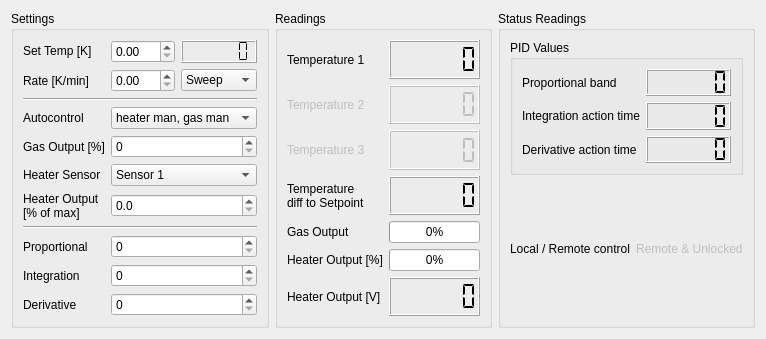
This is Oxford/ITC_control.ui in Cryostat-GUI/Cryostat-GUI as Qt 5 draws it before an edit. The edited form follows.
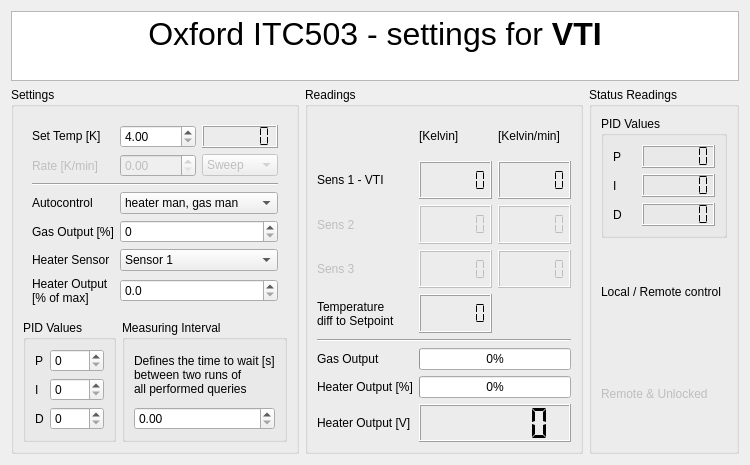
This is the edited form.

```diff
--- a/Oxford/ITC_control.ui
+++ b/Oxford/ITC_control.ui
@@ -6,8 +6,8 @@
    <rect>
     <x>0</x>
     <y>0</y>
-    <width>709</width>
-    <height>303</height>
+    <width>683</width>
+    <height>422</height>
    </rect>
   </property>
   <property name="sizePolicy">
@@ -19,274 +19,20 @@
   <property name="windowTitle">
    <string>ITC Control</string>
   </property>
-  <layout class="QHBoxLayout" name="horizontalLayout">
-   <item>
-    <widget class="QGroupBox" name="groupSettings">
-     <property name="title">
-      <string>Settings</string>
-     </property>
-     <layout class="QGridLayout" name="gridLayout">
-      <item row="1" column="2">
-       <widget class="QComboBox" name="comboBox">
-        <item>
-         <property name="text">
-          <string>Sweep</string>
-         </property>
-        </item>
-        <item>
-         <property name="text">
-          <string>Setpoint</string>
-         </property>
-        </item>
-       </widget>
-      </item>
-      <item row="1" column="0">
-       <widget class="QLabel" name="label_18">
-        <property name="text">
-         <string>Rate [K/min]</string>
-        </property>
-       </widget>
-      </item>
-      <item row="1" column="1">
-       <widget class="QDoubleSpinBox" name="doubleSpinBox"/>
-      </item>
-      <item row="2" column="0" colspan="3">
-       <widget class="Line" name="line_2">
-        <property name="orientation">
-         <enum>Qt::Horizontal</enum>
-        </property>
-       </widget>
-      </item>
-      <item row="0" column="2">
-       <widget class="QLCDNumber" name="lcdTemp_set">
-        <property name="sizePolicy">
-         <sizepolicy hsizetype="Minimum" vsizetype="Maximum">
-          <horstretch>0</horstretch>
-          <verstretch>0</verstretch>
-         </sizepolicy>
-        </property>
-        <property name="digitCount">
-         <number>6</number>
-        </property>
-        <property name="segmentStyle">
-         <enum>QLCDNumber::Flat</enum>
-        </property>
-       </widget>
-      </item>
-      <item row="0" column="1">
-       <widget class="QDoubleSpinBox" name="spinsetTemp">
-        <property name="decimals">
-         <number>2</number>
-        </property>
-        <property name="maximum">
-         <double>400.000000000000000</double>
-        </property>
-        <property name="value">
-         <double>0.000000000000000</double>
-        </property>
-       </widget>
-      </item>
-      <item row="0" column="0">
-       <widget class="QLabel" name="label">
-        <property name="sizePolicy">
-         <sizepolicy hsizetype="Preferred" vsizetype="Fixed">
-          <horstretch>0</horstretch>
-          <verstretch>0</verstretch>
-         </sizepolicy>
-        </property>
-        <property name="text">
-         <string>Set Temp [K]</string>
-        </property>
-       </widget>
-      </item>
-      <item row="4" column="0">
-       <widget class="QLabel" name="label_17">
-        <property name="text">
-         <string>Gas Output [%]</string>
-        </property>
-       </widget>
-      </item>
-      <item row="11" column="0">
-       <widget class="QLabel" name="label_4">
-        <property name="text">
-         <string>Derivative</string>
-        </property>
-       </widget>
-      </item>
-      <item row="5" column="0">
-       <widget class="QLabel" name="label_6">
-        <property name="text">
-         <string>Heater Sensor</string>
-        </property>
-       </widget>
-      </item>
-      <item row="10" column="0">
-       <widget class="QLabel" name="label_3">
-        <property name="text">
-         <string>Integration</string>
-        </property>
-       </widget>
-      </item>
-      <item row="5" column="1" colspan="2">
-       <widget class="QComboBox" name="combosetHeatersens">
-        <item>
-         <property name="text">
-          <string>Sensor 1</string>
-         </property>
-        </item>
-        <item>
-         <property name="text">
-          <string>Sensor 2</string>
-         </property>
-        </item>
-        <item>
-         <property name="text">
-          <string>Sensor 3</string>
-         </property>
-        </item>
-       </widget>
-      </item>
-      <item row="9" column="0">
-       <widget class="QLabel" name="label_2">
-        <property name="text">
-         <string>Proportional</string>
-        </property>
-       </widget>
-      </item>
-      <item row="10" column="1" colspan="2">
-       <widget class="QSpinBox" name="spinsetPIntegrationD"/>
-      </item>
-      <item row="11" column="1" colspan="2">
-       <widget class="QSpinBox" name="spinsetPIDerivative"/>
-      </item>
-      <item row="6" column="0">
-       <widget class="QLabel" name="label_5">
-        <property name="text">
-         <string>Heater Output 
-[% of max]</string>
-        </property>
-       </widget>
-      </item>
-      <item row="9" column="1" colspan="2">
-       <widget class="QSpinBox" name="spinsetProportionalID"/>
-      </item>
-      <item row="6" column="1" colspan="2">
-       <widget class="QDoubleSpinBox" name="spinsetHeaterPercent">
-        <property name="decimals">
-         <number>1</number>
-        </property>
-       </widget>
-      </item>
-      <item row="8" column="0" colspan="3">
-       <widget class="Line" name="line_3">
-        <property name="orientation">
-         <enum>Qt::Horizontal</enum>
-        </property>
-       </widget>
-      </item>
-      <item row="3" column="0">
-       <widget class="QLabel" name="label_7">
-        <property name="text">
-         <string>Autocontrol</string>
-        </property>
-       </widget>
-      </item>
-      <item row="3" column="1" colspan="2">
-       <widget class="QComboBox" name="combosetAutocontrol">
-        <item>
-         <property name="text">
-          <string>heater man, gas man</string>
-         </property>
-        </item>
-        <item>
-         <property name="text">
-          <string>heater auto, gas man</string>
-         </property>
-        </item>
-        <item>
-         <property name="text">
-          <string>heater man, gas auto</string>
-         </property>
-        </item>
-        <item>
-         <property name="text">
-          <string>heater auto, gas auto</string>
-         </property>
-        </item>
-       </widget>
-      </item>
-      <item row="4" column="1" colspan="2">
-       <widget class="QSpinBox" name="spinsetGasOutput">
-        <property name="maximum">
-         <number>100</number>
-        </property>
-       </widget>
-      </item>
-     </layout>
-    </widget>
-   </item>
-   <item>
+  <layout class="QGridLayout" name="gridLayout_5">
+   <item row="1" column="2">
     <widget class="QGroupBox" name="groupReadings">
      <property name="title">
       <string>Readings</string>
      </property>
-     <layout class="QGridLayout" name="gridReadings">
+     <layout class="QGridLayout" name="gridReadings" columnstretch="0,0,0">
       <property name="horizontalSpacing">
        <number>6</number>
       </property>
-      <item row="7" column="1">
-       <widget class="QLCDNumber" name="lcdHeaterVoltage">
-        <property name="digitCount">
-         <number>6</number>
-        </property>
-        <property name="segmentStyle">
-         <enum>QLCDNumber::Flat</enum>
-        </property>
-       </widget>
-      </item>
-      <item row="2" column="0">
-       <widget class="QLabel" name="label_9">
-        <property name="enabled">
-         <bool>false</bool>
-        </property>
+      <item row="1" column="0">
+       <widget class="QLabel" name="label_8">
         <property name="text">
-         <string>Temperature 2</string>
-        </property>
-       </widget>
-      </item>
-      <item row="4" column="1">
-       <widget class="QLCDNumber" name="lcdTemp_err">
-        <property name="digitCount">
-         <number>6</number>
-        </property>
-        <property name="segmentStyle">
-         <enum>QLCDNumber::Flat</enum>
-        </property>
-       </widget>
-      </item>
-      <item row="6" column="0">
-       <widget class="QLabel" name="label_12">
-        <property name="text">
-         <string>Heater Output [%]</string>
-        </property>
-       </widget>
-      </item>
-      <item row="2" column="1">
-       <widget class="QLCDNumber" name="lcdTemp_sens2">
-        <property name="enabled">
-         <bool>false</bool>
-        </property>
-        <property name="smallDecimalPoint">
-         <bool>false</bool>
-        </property>
-        <property name="digitCount">
-         <number>6</number>
-        </property>
-        <property name="segmentStyle">
-         <enum>QLCDNumber::Flat</enum>
-        </property>
-        <property name="value" stdset="0">
-         <double>0.000000000000000</double>
+         <string>Sens 1 - VTI</string>
         </property>
        </widget>
       </item>
@@ -299,28 +45,61 @@
        </widget>
       </item>
       <item row="7" column="0">
+       <widget class="QLabel" name="label_12">
+        <property name="text">
+         <string>Heater Output [%]</string>
+        </property>
+       </widget>
+      </item>
+      <item row="8" column="0">
        <widget class="QLabel" name="label_13">
         <property name="text">
          <string>Heater Output [V]</string>
         </property>
        </widget>
       </item>
-      <item row="6" column="1">
-       <widget class="QProgressBar" name="progressHeaterPercent">
-        <property name="value">
-         <number>0</number>
+      <item row="2" column="0">
+       <widget class="QLabel" name="label_9">
+        <property name="enabled">
+         <bool>false</bool>
         </property>
+        <property name="text">
+         <string>Sens 2</string>
+        </property>
        </widget>
       </item>
-      <item row="1" column="0">
-       <widget class="QLabel" name="label_8">
-        <property name="text">
-         <string>Temperature 1</string>
+      <item row="4" column="1">
+       <widget class="QLCDNumber" name="lcdTemp_err">
+        <property name="digitCount">
+         <number>6</number>
         </property>
+        <property name="segmentStyle">
+         <enum>QLCDNumber::Flat</enum>
+        </property>
        </widget>
       </item>
-      <item row="3" column="1">
-       <widget class="QLCDNumber" name="lcdTemp_sens3">
+      <item row="1" column="2">
+       <widget class="QLCDNumber" name="lcdTemp_sens1_Kpmin">
+        <property name="digitCount">
+         <number>6</number>
+        </property>
+        <property name="segmentStyle">
+         <enum>QLCDNumber::Flat</enum>
+        </property>
+       </widget>
+      </item>
+      <item row="8" column="1" colspan="2">
+       <widget class="QLCDNumber" name="lcdHeaterVoltage">
+        <property name="digitCount">
+         <number>6</number>
+        </property>
+        <property name="segmentStyle">
+         <enum>QLCDNumber::Flat</enum>
+        </property>
+       </widget>
+      </item>
+      <item row="3" column="2">
+       <widget class="QLCDNumber" name="lcdTemp_sens3_Kpmin">
         <property name="enabled">
          <bool>false</bool>
         </property>
@@ -332,7 +111,34 @@
         </property>
        </widget>
       </item>
-      <item row="5" column="1">
+      <item row="2" column="2">
+       <widget class="QLCDNumber" name="lcdTemp_sens2_Kpmin">
+        <property name="enabled">
+         <bool>false</bool>
+        </property>
+        <property name="digitCount">
+         <number>6</number>
+        </property>
+        <property name="segmentStyle">
+         <enum>QLCDNumber::Flat</enum>
+        </property>
+       </widget>
+      </item>
+      <item row="0" column="2">
+       <widget class="QLabel" name="label_20">
+        <property name="text">
+         <string>[Kelvin/min]</string>
+        </property>
+       </widget>
+      </item>
+      <item row="0" column="1">
+       <widget class="QLabel" name="label_21">
+        <property name="text">
+         <string>[Kelvin]</string>
+        </property>
+       </widget>
+      </item>
+      <item row="6" column="1" colspan="2">
        <widget class="QProgressBar" name="progressNeedleValve">
         <property name="enabled">
          <bool>true</bool>
@@ -342,7 +148,37 @@
         </property>
        </widget>
       </item>
-      <item row="5" column="0">
+      <item row="7" column="1" colspan="2">
+       <widget class="QProgressBar" name="progressHeaterPercent">
+        <property name="value">
+         <number>0</number>
+        </property>
+       </widget>
+      </item>
+      <item row="3" column="1">
+       <widget class="QLCDNumber" name="lcdTemp_sens3_K">
+        <property name="enabled">
+         <bool>false</bool>
+        </property>
+        <property name="digitCount">
+         <number>6</number>
+        </property>
+        <property name="segmentStyle">
+         <enum>QLCDNumber::Flat</enum>
+        </property>
+       </widget>
+      </item>
+      <item row="3" column="0">
+       <widget class="QLabel" name="label_10">
+        <property name="enabled">
+         <bool>false</bool>
+        </property>
+        <property name="text">
+         <string>Sens 3</string>
+        </property>
+       </widget>
+      </item>
+      <item row="6" column="0">
        <widget class="QLabel" name="label_NeedleValve">
         <property name="text">
          <string>Gas Output</string>
@@ -368,52 +204,321 @@
         </property>
        </widget>
       </item>
-      <item row="3" column="0">
-       <widget class="QLabel" name="label_10">
+      <item row="5" column="0" colspan="3">
+       <widget class="Line" name="line">
+        <property name="orientation">
+         <enum>Qt::Horizontal</enum>
+        </property>
+       </widget>
+      </item>
+      <item row="2" column="1">
+       <widget class="QLCDNumber" name="lcdTemp_sens2_K">
         <property name="enabled">
          <bool>false</bool>
         </property>
-        <property name="text">
-         <string>Temperature 3</string>
+        <property name="smallDecimalPoint">
+         <bool>false</bool>
         </property>
+        <property name="digitCount">
+         <number>6</number>
+        </property>
+        <property name="segmentStyle">
+         <enum>QLCDNumber::Flat</enum>
+        </property>
+        <property name="value" stdset="0">
+         <double>0.000000000000000</double>
+        </property>
        </widget>
       </item>
      </layout>
     </widget>
    </item>
-   <item>
+   <item row="1" column="1">
+    <widget class="QGroupBox" name="groupSettings">
+     <property name="title">
+      <string>Settings</string>
+     </property>
+     <layout class="QGridLayout" name="gridLayout_6">
+      <item row="7" column="0">
+       <widget class="QGroupBox" name="groupBox">
+        <property name="title">
+         <string>PID Values</string>
+        </property>
+        <layout class="QGridLayout" name="gridLayout_4">
+         <item row="0" column="0">
+          <widget class="QLabel" name="label_2">
+           <property name="text">
+            <string>P</string>
+           </property>
+          </widget>
+         </item>
+         <item row="0" column="1">
+          <widget class="QSpinBox" name="spinsetProportionalID">
+           <property name="maximum">
+            <number>1000</number>
+           </property>
+          </widget>
+         </item>
+         <item row="1" column="0">
+          <widget class="QLabel" name="label_3">
+           <property name="text">
+            <string>I</string>
+           </property>
+          </widget>
+         </item>
+         <item row="1" column="1">
+          <widget class="QSpinBox" name="spinsetPIntegrationD">
+           <property name="maximum">
+            <number>1000</number>
+           </property>
+          </widget>
+         </item>
+         <item row="2" column="0">
+          <widget class="QLabel" name="label_4">
+           <property name="text">
+            <string>D</string>
+           </property>
+          </widget>
+         </item>
+         <item row="2" column="1">
+          <widget class="QSpinBox" name="spinsetPIDerivative">
+           <property name="maximum">
+            <number>1000</number>
+           </property>
+          </widget>
+         </item>
+        </layout>
+       </widget>
+      </item>
+      <item row="7" column="1" colspan="2">
+       <widget class="QGroupBox" name="groupBox_2">
+        <property name="title">
+         <string>Measuring Interval</string>
+        </property>
+        <layout class="QGridLayout" name="gridLayout_8">
+         <item row="1" column="0">
+          <widget class="QDoubleSpinBox" name="spin_threadinterval">
+           <property name="maximum">
+            <double>3600.000000000000000</double>
+           </property>
+          </widget>
+         </item>
+         <item row="0" column="0">
+          <widget class="QLabel" name="label_22">
+           <property name="text">
+            <string>Defines the time to wait [s] 
+between two runs of 
+all performed queries</string>
+           </property>
+          </widget>
+         </item>
+        </layout>
+       </widget>
+      </item>
+      <item row="0" column="0" colspan="3">
+       <widget class="QWidget" name="widget" native="true">
+        <layout class="QGridLayout" name="gridLayout">
+         <item row="2" column="0" colspan="3">
+          <widget class="Line" name="line_2">
+           <property name="orientation">
+            <enum>Qt::Horizontal</enum>
+           </property>
+          </widget>
+         </item>
+         <item row="5" column="1" colspan="2">
+          <widget class="QComboBox" name="combosetHeatersens">
+           <item>
+            <property name="text">
+             <string>Sensor 1</string>
+            </property>
+           </item>
+           <item>
+            <property name="text">
+             <string>Sensor 2</string>
+            </property>
+           </item>
+           <item>
+            <property name="text">
+             <string>Sensor 3</string>
+            </property>
+           </item>
+          </widget>
+         </item>
+         <item row="4" column="1" colspan="2">
+          <widget class="QSpinBox" name="spinsetGasOutput">
+           <property name="maximum">
+            <number>100</number>
+           </property>
+          </widget>
+         </item>
+         <item row="1" column="1">
+          <widget class="QDoubleSpinBox" name="doubleSpinBox">
+           <property name="enabled">
+            <bool>false</bool>
+           </property>
+          </widget>
+         </item>
+         <item row="1" column="0">
+          <widget class="QLabel" name="label_18">
+           <property name="enabled">
+            <bool>false</bool>
+           </property>
+           <property name="text">
+            <string>Rate [K/min]</string>
+           </property>
+          </widget>
+         </item>
+         <item row="0" column="0">
+          <widget class="QLabel" name="label">
+           <property name="sizePolicy">
+            <sizepolicy hsizetype="Preferred" vsizetype="Fixed">
+             <horstretch>0</horstretch>
+             <verstretch>0</verstretch>
+            </sizepolicy>
+           </property>
+           <property name="text">
+            <string>Set Temp [K]</string>
+           </property>
+          </widget>
+         </item>
+         <item row="3" column="0">
+          <widget class="QLabel" name="label_7">
+           <property name="text">
+            <string>Autocontrol</string>
+           </property>
+          </widget>
+         </item>
+         <item row="1" column="2">
+          <widget class="QComboBox" name="comboBox">
+           <property name="enabled">
+            <bool>false</bool>
+           </property>
+           <item>
+            <property name="text">
+             <string>Sweep</string>
+            </property>
+           </item>
+           <item>
+            <property name="text">
+             <string>Setpoint</string>
+            </property>
+           </item>
+          </widget>
+         </item>
+         <item row="4" column="0">
+          <widget class="QLabel" name="label_17">
+           <property name="text">
+            <string>Gas Output [%]</string>
+           </property>
+          </widget>
+         </item>
+         <item row="6" column="1" colspan="2">
+          <widget class="QDoubleSpinBox" name="spinsetHeaterPercent">
+           <property name="decimals">
+            <number>1</number>
+           </property>
+          </widget>
+         </item>
+         <item row="5" column="0">
+          <widget class="QLabel" name="label_6">
+           <property name="text">
+            <string>Heater Sensor</string>
+           </property>
+          </widget>
+         </item>
+         <item row="6" column="0">
+          <widget class="QLabel" name="label_5">
+           <property name="text">
+            <string>Heater Output 
+[% of max]</string>
+           </property>
+          </widget>
+         </item>
+         <item row="3" column="1" colspan="2">
+          <widget class="QComboBox" name="combosetAutocontrol">
+           <item>
+            <property name="text">
+             <string>heater man, gas man</string>
+            </property>
+           </item>
+           <item>
+            <property name="text">
+             <string>heater auto, gas man</string>
+            </property>
+           </item>
+           <item>
+            <property name="text">
+             <string>heater man, gas auto</string>
+            </property>
+           </item>
+           <item>
+            <property name="text">
+             <string>heater auto, gas auto</string>
+            </property>
+           </item>
+          </widget>
+         </item>
+         <item row="0" column="1">
+          <widget class="QDoubleSpinBox" name="spinsetTemp">
+           <property name="decimals">
+            <number>2</number>
+           </property>
+           <property name="minimum">
+            <double>4.000000000000000</double>
+           </property>
+           <property name="maximum">
+            <double>400.000000000000000</double>
+           </property>
+           <property name="value">
+            <double>4.000000000000000</double>
+           </property>
+          </widget>
+         </item>
+         <item row="0" column="2">
+          <widget class="QLCDNumber" name="lcdTemp_set">
+           <property name="sizePolicy">
+            <sizepolicy hsizetype="Minimum" vsizetype="Maximum">
+             <horstretch>0</horstretch>
+             <verstretch>0</verstretch>
+            </sizepolicy>
+           </property>
+           <property name="digitCount">
+            <number>6</number>
+           </property>
+           <property name="segmentStyle">
+            <enum>QLCDNumber::Flat</enum>
+           </property>
+          </widget>
+         </item>
+        </layout>
+       </widget>
+      </item>
+     </layout>
+    </widget>
+   </item>
+   <item row="1" column="3">
     <widget class="QGroupBox" name="groupReadingsStatus">
      <property name="title">
       <string>Status Readings</string>
      </property>
      <layout class="QGridLayout" name="gridLayout_3">
-      <item row="1" column="1">
-       <widget class="QLabel" name="label_status_locrem">
-        <property name="enabled">
-         <bool>false</bool>
-        </property>
-        <property name="text">
-         <string>Remote &amp; Unlocked</string>
-        </property>
-       </widget>
-      </item>
-      <item row="1" column="0">
-       <widget class="QLabel" name="label_19">
-        <property name="text">
-         <string>Local / Remote control</string>
-        </property>
-       </widget>
-      </item>
       <item row="0" column="0" colspan="2">
        <widget class="QGroupBox" name="groupPID">
         <property name="title">
          <string>PID Values</string>
         </property>
         <layout class="QGridLayout" name="gridLayout_2">
+         <item row="0" column="0">
+          <widget class="QLabel" name="label_14">
+           <property name="text">
+            <string>P</string>
+           </property>
+          </widget>
+         </item>
          <item row="1" column="0">
           <widget class="QLabel" name="label_15">
            <property name="text">
-            <string>Integration action time</string>
+            <string>I</string>
            </property>
           </widget>
          </item>
@@ -450,23 +555,56 @@
          <item row="2" column="0">
           <widget class="QLabel" name="label_16">
            <property name="text">
-            <string>Derivative action time</string>
-           </property>
-          </widget>
-         </item>
-         <item row="0" column="0">
-          <widget class="QLabel" name="label_14">
-           <property name="text">
-            <string>Proportional band</string>
+            <string>D</string>
            </property>
           </widget>
          </item>
         </layout>
        </widget>
       </item>
+      <item row="1" column="0">
+       <widget class="QLabel" name="label_19">
+        <property name="text">
+         <string>Local / Remote control</string>
+        </property>
+       </widget>
+      </item>
+      <item row="2" column="0">
+       <widget class="QLabel" name="label_status_locrem">
+        <property name="enabled">
+         <bool>false</bool>
+        </property>
+        <property name="text">
+         <string>Remote &amp; Unlocked</string>
+        </property>
+       </widget>
+      </item>
      </layout>
     </widget>
    </item>
+   <item row="0" column="1" colspan="3">
+    <widget class="QTextBrowser" name="textBrowser">
+     <property name="maximumSize">
+      <size>
+       <width>16777215</width>
+       <height>71</height>
+      </size>
+     </property>
+     <property name="frameShape">
+      <enum>QFrame::StyledPanel</enum>
+     </property>
+     <property name="frameShadow">
+      <enum>QFrame::Raised</enum>
+     </property>
+     <property name="html">
+      <string>&lt;!DOCTYPE HTML PUBLIC &quot;-//W3C//DTD HTML 4.0//EN&quot; &quot;http://www.w3.org/TR/REC-html40/strict.dtd&quot;&gt;
+&lt;html&gt;&lt;head&gt;&lt;meta name=&quot;qrichtext&quot; content=&quot;1&quot; /&gt;&lt;style type=&quot;text/css&quot;&gt;
+p, li { white-space: pre-wrap; }
+&lt;/style&gt;&lt;/head&gt;&lt;body style=&quot; font-family:'MS Shell Dlg 2'; font-size:8.25pt; font-weight:400; font-style:normal;&quot;&gt;
+&lt;p align=&quot;center&quot; style=&quot; margin-top:0px; margin-bottom:0px; margin-left:0px; margin-right:0px; -qt-block-indent:0; text-indent:0px;&quot;&gt;&lt;span style=&quot; font-size:24pt;&quot;&gt;Oxford ITC503 - settings for&lt;/span&gt;&lt;span style=&quot; font-size:24pt; font-weight:600;&quot;&gt; VTI&lt;/span&gt;&lt;/p&gt;&lt;/body&gt;&lt;/html&gt;</string>
+     </property>
+    </widget>
+   </item>
   </layout>
  </widget>
  <resources/>
```
Left out of the diff: 2 changed lines with no effect on the pictures.
